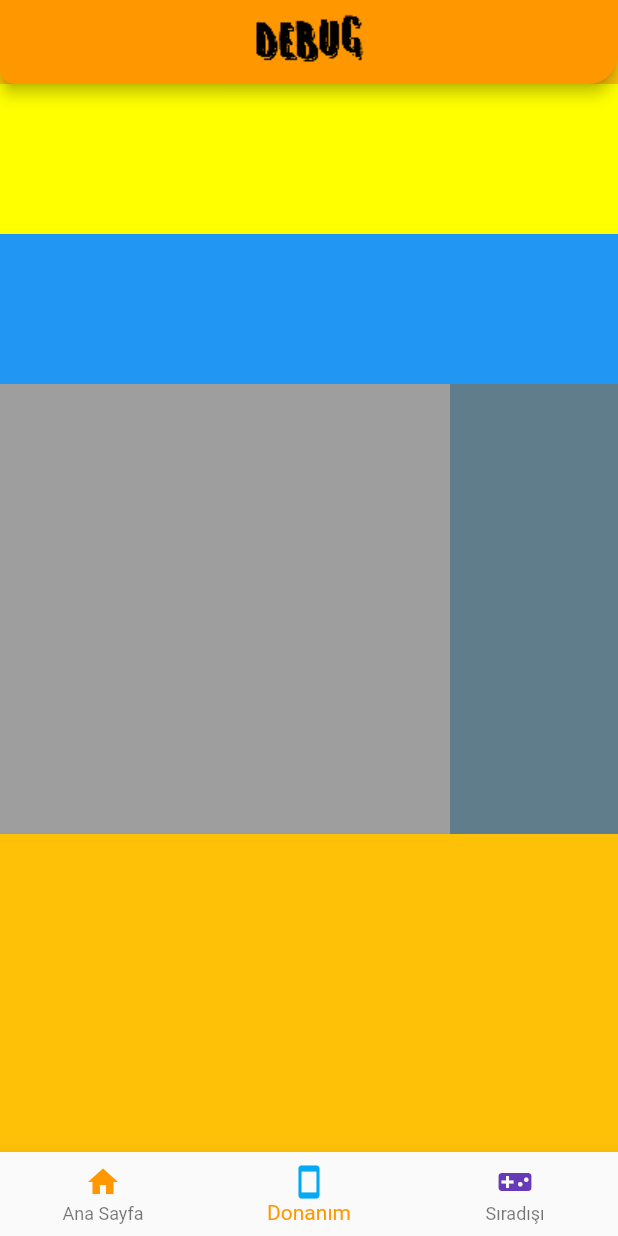
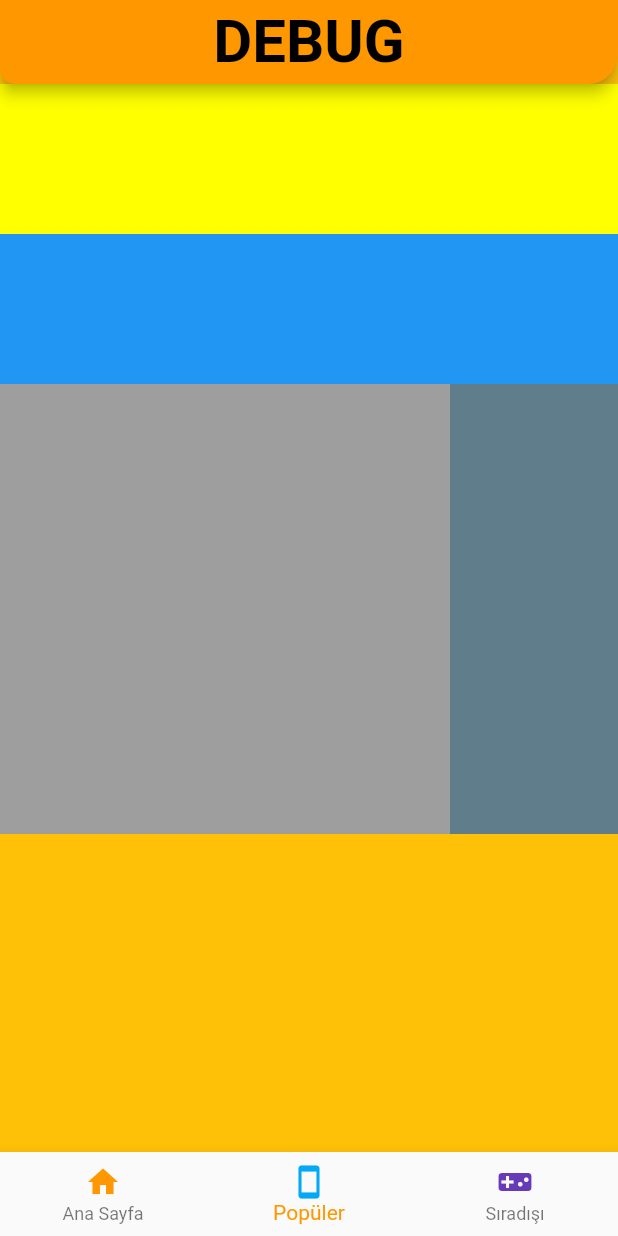
Before and after one commit to alperennbulutt/debug, a Flutter app: the screen it shows after launch, item 2 of the bottom bar chosen, on a phone screen of 412 x 824 dp. Run offline on Flutter 3.47's test engine with Material 2 defaults, Android fonts, the phone set to English and light mode, and no system bars; our stand-ins replace cloud_firestore, firebase_core; missing offline and left inert: loading_animations; accounts and stored records are empty.

```diff
--- a/lib/firstpage.dart
+++ b/lib/firstpage.dart
@@ -24,7 +24,7 @@ class FirstPage extends StatelessWidget {
                   ),
                 )
               : GridView.builder(
-                  scrollDirection: Axis.horizontal,
+                  scrollDirection: Axis.vertical,
                   gridDelegate: SliverGridDelegateWithFixedCrossAxisCount(
                       crossAxisCount: 1),
                   itemCount: snapshot.data.docs.length,
@@ -36,7 +36,7 @@ class FirstPage extends StatelessWidget {
                           Container(
                             color: Colors.green,
                             width: 400,
-                            height: 300,
+                            height: 400,
                             child: Card(
                               child: GestureDetector(
                                 onTap: () {
--- a/lib/main.dart
+++ b/lib/main.dart
@@ -47,12 +47,12 @@ class UygulamaSayfasi extends State<MyApp> {
                 bottomRight: Radius.circular(20)),
           ),
           title: Center(
-            child: Image.asset(
-              'assets/images/logo3.png',
-              cacheHeight: 100,
-              cacheWidth: 100,
-              height: 100,
-              width: 100,
+            child: Text(
+              'DEBUG',
+              style: TextStyle(
+                  fontSize: 40,
+                  color: Colors.black,
+                  fontWeight: FontWeight.bold),
             ),
           ),
         ),
@@ -83,7 +83,7 @@ class UygulamaSayfasi extends State<MyApp> {
               ),
               // ignore: deprecated_member_use
               title: Text(
-                'Donanım',
+                'Popüler',
                 style: TextStyle(color: Colors.lightBlue),
               ),
             ),
```
